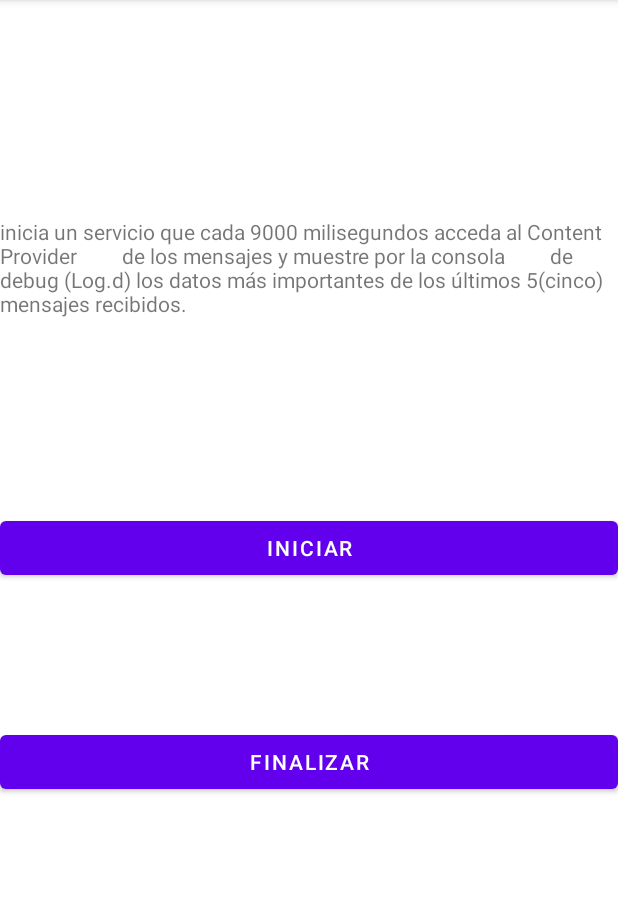
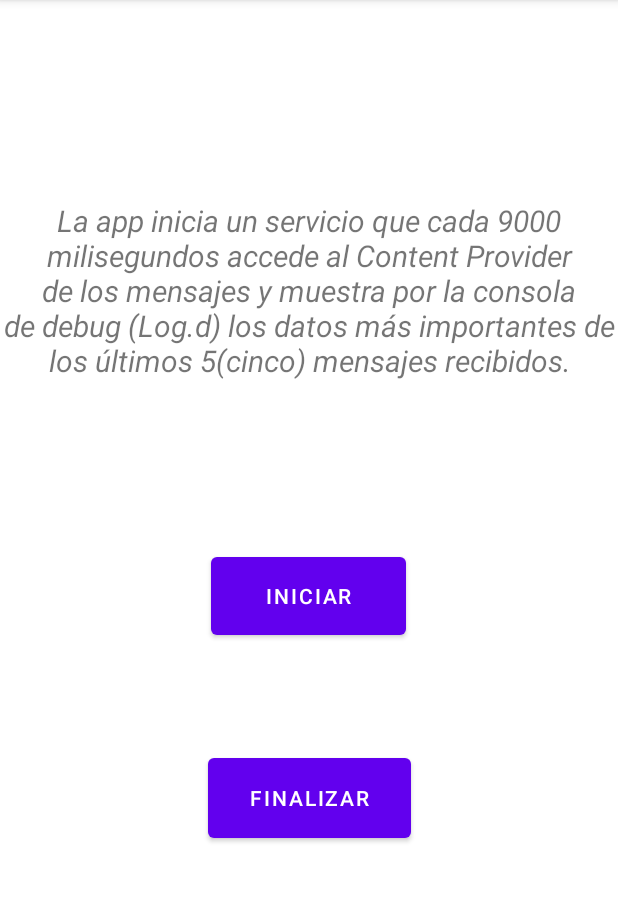
Before and after one commit to MartinZ84/TP_2_Movil_Zanche_Martin, an Android app: the screen it shows after launch (MainActivity), on a phone screen of 412 x 824 dp, the part 84-986 px from its top. Run offline under Robolectric (Android 15) with nearby library versions, the phone set to English and light mode, and no system bars.

Commit message:
Adicionado mejora en la vista

```diff
--- a/app/src/main/java/com/devmhz/tp_2_movil_zanche_martin/ServicioLeerMensaje.java
+++ b/app/src/main/java/com/devmhz/tp_2_movil_zanche_martin/ServicioLeerMensaje.java
@@ -17,7 +17,6 @@ import java.util.Date;
 
 public class ServicioLeerMensaje extends Service {
     private static boolean runFlag = true;
-   // Uri sms =  Uri.parse("content://sms/inbox");
     public ServicioLeerMensaje() {
     }
 
@@ -48,7 +47,6 @@ public class ServicioLeerMensaje extends Service {
         private String fecha;
 
         public void run(){
-            //long contador = 0;
             while(runFlag==true){
                 Uri sms =  Uri.parse("content://sms");
                 Cursor c_sms=getContentResolver().query(sms,null,null,null,null);
@@ -72,9 +70,6 @@ public class ServicioLeerMensaje extends Service {
                         e.printStackTrace();
                     }
                 }
-
-
-              //  Log.d("Salida", contador+"");
             }
         }
     }
--- a/app/src/main/res/layout/activity_main.xml
+++ b/app/src/main/res/layout/activity_main.xml
@@ -10,9 +10,12 @@
         android:id="@+id/tvConsigna"
         android:layout_width="match_parent"
         android:layout_height="wrap_content"
-        android:text="inicia un servicio que cada 9000 milisegundos acceda al Content Provider
-        de los mensajes y muestre por la consola
+        android:text="La app inicia un servicio que cada 9000 milisegundos accede al Content Provider
+        de los mensajes y muestra por la consola
         de debug (Log.d) los datos más importantes de los últimos 5(cinco) mensajes recibidos."
+        android:textStyle="italic"
+        android:textSize="20dp"
+        android:gravity="center"
         app:layout_constraintBottom_toBottomOf="parent"
         app:layout_constraintLeft_toLeftOf="parent"
         app:layout_constraintRight_toRightOf="parent"
@@ -21,27 +24,26 @@
 
     <Button
         android:id="@+id/btIniciar"
-        android:layout_width="match_parent"
-        android:layout_height="wrap_content"
+        android:layout_width="130dp"
+        android:layout_height="64dp"
         android:text="Iniciar"
         app:layout_constraintBottom_toBottomOf="parent"
         app:layout_constraintEnd_toEndOf="parent"
-        app:layout_constraintHorizontal_bias="0.0"
+        app:layout_constraintHorizontal_bias="0.498"
         app:layout_constraintStart_toStartOf="parent"
         app:layout_constraintTop_toBottomOf="@+id/tvConsigna"
-        app:layout_constraintVertical_bias="0.255" />
+        app:layout_constraintVertical_bias="0.248" />
 
     <Button
         android:id="@+id/btParar"
-        android:layout_width="match_parent"
-        android:layout_height="wrap_content"
+        android:layout_width="135dp"
+        android:layout_height="65dp"
         android:layout_marginBottom="16dp"
         android:text="Finalizar"
         app:layout_constraintBottom_toBottomOf="parent"
         app:layout_constraintEnd_toEndOf="parent"
-        app:layout_constraintHorizontal_bias="0.0"
         app:layout_constraintStart_toStartOf="parent"
         app:layout_constraintTop_toBottomOf="@+id/btIniciar"
-        app:layout_constraintVertical_bias="0.301" />
+        app:layout_constraintVertical_bias="0.273" />
 
 </androidx.constraintlayout.widget.ConstraintLayout>
```
